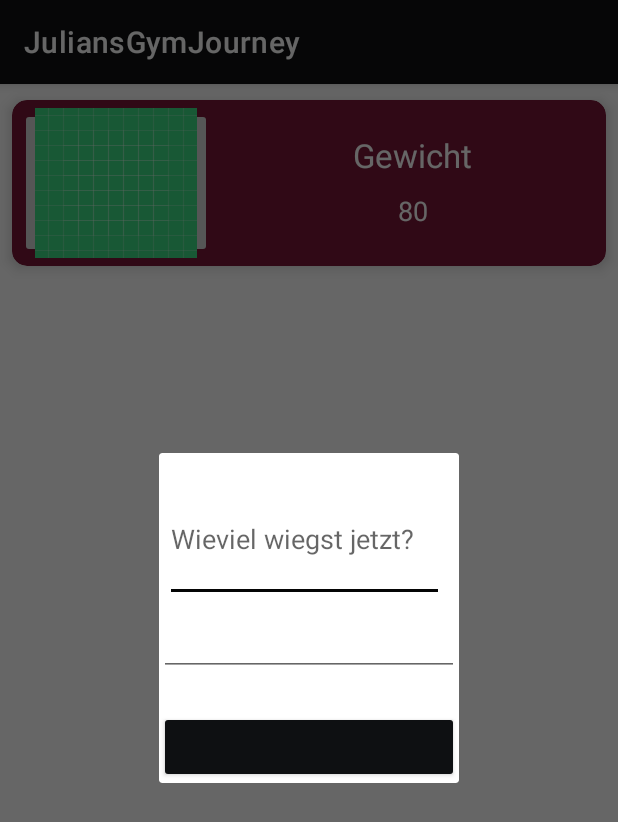
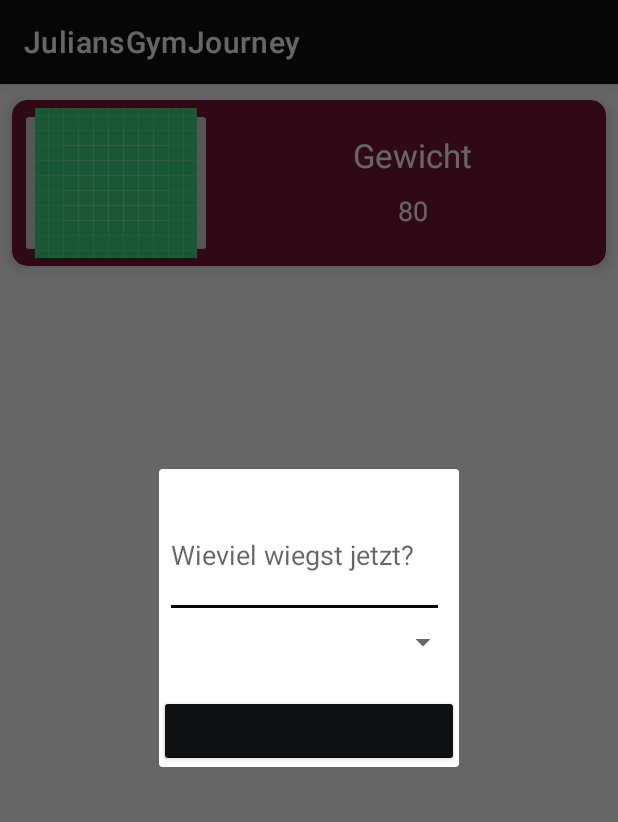
Before and after one commit to juhotter/TrackingApp, an Android app: the PersonalActivity screen opened directly, with no data from a screen before it, after a tap on an icon or button, on a phone screen of 412 x 824 dp. Shown: the top 822 px of the screen. Run offline under Robolectric (Android 15) with nearby library versions, the phone set to English and light mode, and no system bars; 1 statement that could not run was skipped.

Commit message:
trying fix PAL

```diff
--- a/app/src/main/java/com/example/trackingapp/PersonalActivity.java
+++ b/app/src/main/java/com/example/trackingapp/PersonalActivity.java
@@ -12,6 +12,7 @@ import android.widget.AutoCompleteTextView;
 import android.widget.Button;
 import android.widget.EditText;
 import android.widget.ImageButton;
+import android.widget.Spinner;
 import android.widget.TextView;
 import android.widget.Toast;
 
@@ -22,8 +23,8 @@ import java.util.List;
 public class PersonalActivity extends AppCompatActivity {
 
     AutoCompleteTextView acTextView;
-
-    ArrayList<String> auswahlDopDown = new ArrayList<String>();
+    Spinner spinnerActivity;
+    ArrayList<String> auswahlDropDown = new ArrayList<String>();
 
     @Override
     protected void onCreate(Bundle savedInstanceState) {
@@ -33,18 +34,9 @@ public class PersonalActivity extends AppCompatActivity {
 //dummy data for begining
         MainActivity.db2.addPerson(new Person("julian",80,100,100,100));
 
+        auswahlDropDown.add("Test");
 
-/*
-////iwas da geht nid und i weiß ned was
-        auswahlDopDown.add("test");
-        ArrayAdapter<String> adapter2 = new ArrayAdapter<String>(this,android.R.layout.select_dialog_singlechoice,auswahlDopDown);
-        acTextView = (AutoCompleteTextView) findViewById(R.id.languages);
-        //Set the number of characters the user must type before the drop down list is shown
-        acTextView.setAdapter(adapter2);
-        acTextView.setThreshold(0);
-        //Set the adapter
-        String welcheActivity = acTextView.getText().toString();
-*/
+
 
 
 
@@ -71,6 +63,11 @@ public class PersonalActivity extends AppCompatActivity {
                 dialog2.setContentView(R.layout.popup_window3);
                 Button dialogButton2 = (Button) dialog2.findViewById(R.id.neuesGewichtspeichern);
 
+
+                spinnerActivity = (Spinner) findViewById(R.id.spinner1);
+                ArrayAdapter myadapter = new ArrayAdapter(PersonalActivity.this,android.R.layout.simple_spinner_item,auswahlDropDown);
+                myadapter.setDropDownViewResource(android.R.layout.simple_spinner_dropdown_item);
+                spinnerActivity.setAdapter(myadapter);
 
 
 
--- a/app/src/main/res/layout/popup_window3.xml
+++ b/app/src/main/res/layout/popup_window3.xml
@@ -13,12 +13,12 @@
         android:layout_marginRight="4dp"
         android:layout_marginBottom="4dp"
         android:hint="Wieviel wiegst jetzt?"
-        android:inputType="text" />
+        android:inputType="number" />
 
-    <AutoCompleteTextView
-        android:id="@+id/languages"
+    <Spinner
+        android:id="@+id/spinner1"
         android:layout_width="fill_parent"
-        android:layout_height="wrap_content"></AutoCompleteTextView>
+        android:layout_height="wrap_content"></Spinner>
 
 
     <Button
```
